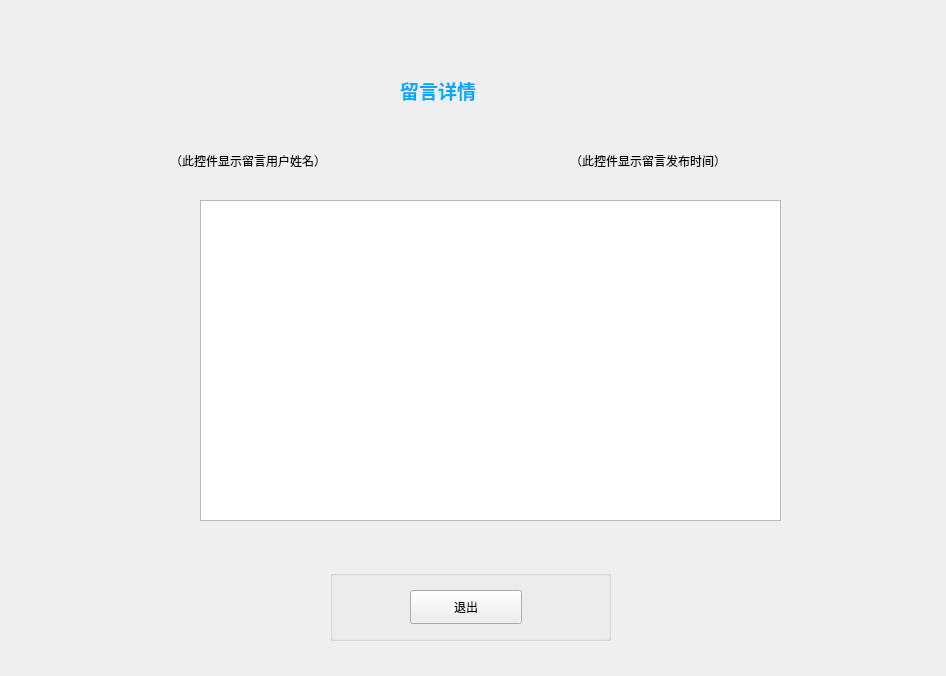
Qt form Library/Library/MessageInfo.ui (belowthetree/LibrarySystem) before a commit.
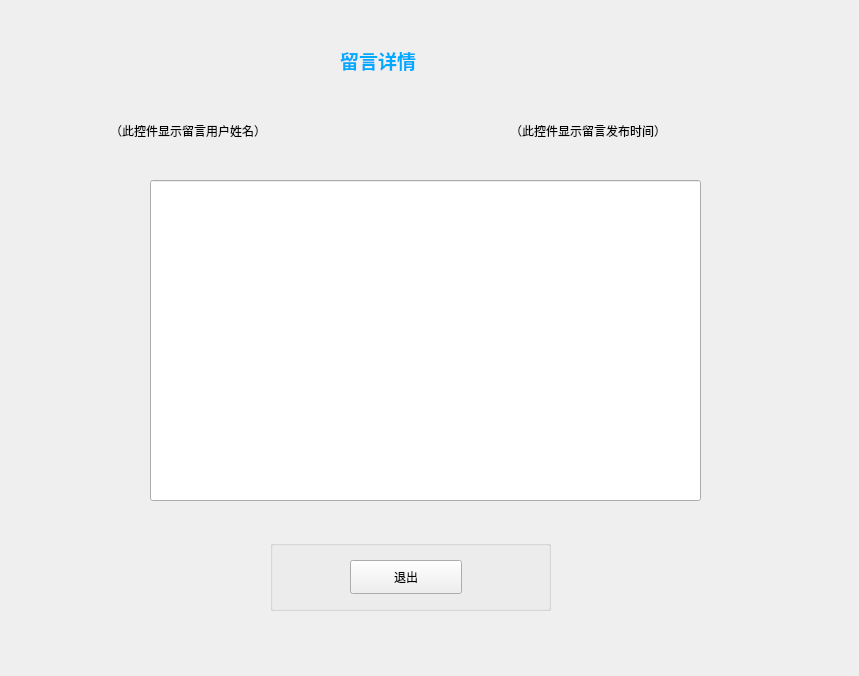
The same form after that commit.

What changed in the file:
```diff
--- a/Library/Library/MessageInfo.ui
+++ b/Library/Library/MessageInfo.ui
@@ -6,31 +6,18 @@
    <rect>
     <x>0</x>
     <y>0</y>
-    <width>946</width>
+    <width>859</width>
     <height>676</height>
    </rect>
   </property>
   <property name="windowTitle">
    <string>MessageInfo</string>
   </property>
-  <widget class="QLabel" name="label">
-   <property name="geometry">
-    <rect>
-     <x>400</x>
-     <y>70</y>
-     <width>131</width>
-     <height>41</height>
-    </rect>
-   </property>
-   <property name="text">
-    <string>&lt;html&gt;&lt;head/&gt;&lt;body&gt;&lt;p&gt;&lt;span style=&quot; font-size:14pt; font-weight:600; color:#00aaff;&quot;&gt;留言详情&lt;/span&gt;&lt;/p&gt;&lt;/body&gt;&lt;/html&gt;</string>
-   </property>
-  </widget>
   <widget class="QLabel" name="label_3">
    <property name="geometry">
     <rect>
-     <x>570</x>
-     <y>150</y>
+     <x>510</x>
+     <y>120</y>
      <width>241</width>
      <height>21</height>
     </rect>
@@ -42,8 +29,8 @@
   <widget class="QLabel" name="label_4">
    <property name="geometry">
     <rect>
-     <x>170</x>
-     <y>150</y>
+     <x>110</x>
+     <y>120</y>
      <width>241</width>
      <height>21</height>
     </rect>
@@ -52,21 +39,11 @@
     <string>（此控件显示留言用户姓名）</string>
    </property>
   </widget>
-  <widget class="QTextBrowser" name="textBrowser">
-   <property name="geometry">
-    <rect>
-     <x>200</x>
-     <y>200</y>
-     <width>581</width>
-     <height>321</height>
-    </rect>
-   </property>
-  </widget>
   <widget class="QGroupBox" name="groupBox">
    <property name="geometry">
     <rect>
-     <x>330</x>
-     <y>570</y>
+     <x>270</x>
+     <y>540</y>
      <width>281</width>
      <height>71</height>
     </rect>
@@ -88,7 +65,31 @@
     </property>
    </widget>
   </widget>
+  <widget class="QLabel" name="label">
+   <property name="geometry">
+    <rect>
+     <x>340</x>
+     <y>40</y>
+     <width>131</width>
+     <height>41</height>
+    </rect>
+   </property>
+   <property name="text">
+    <string>&lt;html&gt;&lt;head/&gt;&lt;body&gt;&lt;p&gt;&lt;span style=&quot; font-size:14pt; font-weight:600; color:#00aaff;&quot;&gt;留言详情&lt;/span&gt;&lt;/p&gt;&lt;/body&gt;&lt;/html&gt;</string>
+   </property>
+  </widget>
+  <widget class="QLineEdit" name="lineEdit">
+   <property name="geometry">
+    <rect>
+     <x>150</x>
+     <y>180</y>
+     <width>551</width>
+     <height>321</height>
+    </rect>
+   </property>
+  </widget>
  </widget>
+ <layoutdefault spacing="6" margin="11"/>
  <resources/>
  <connections/>
 </ui>
```
